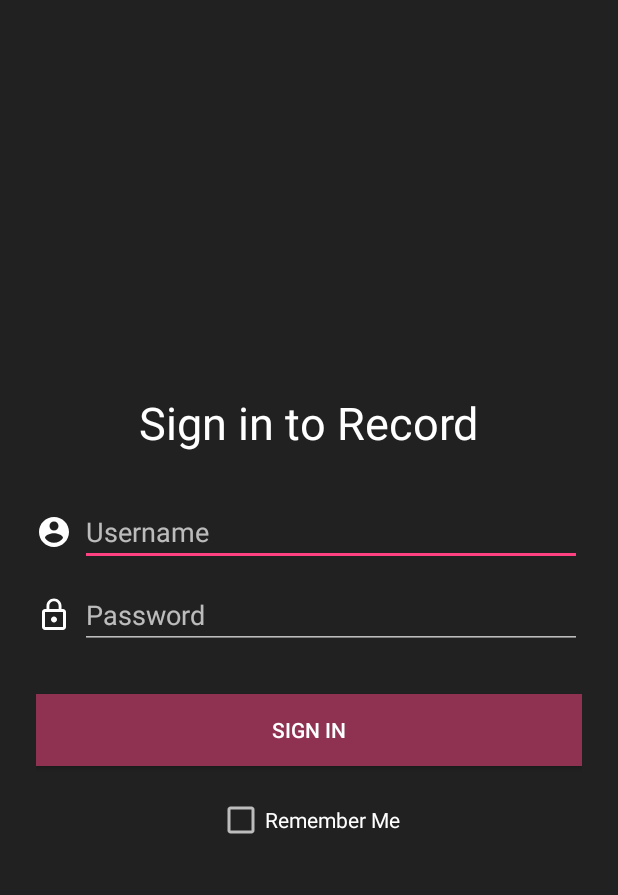
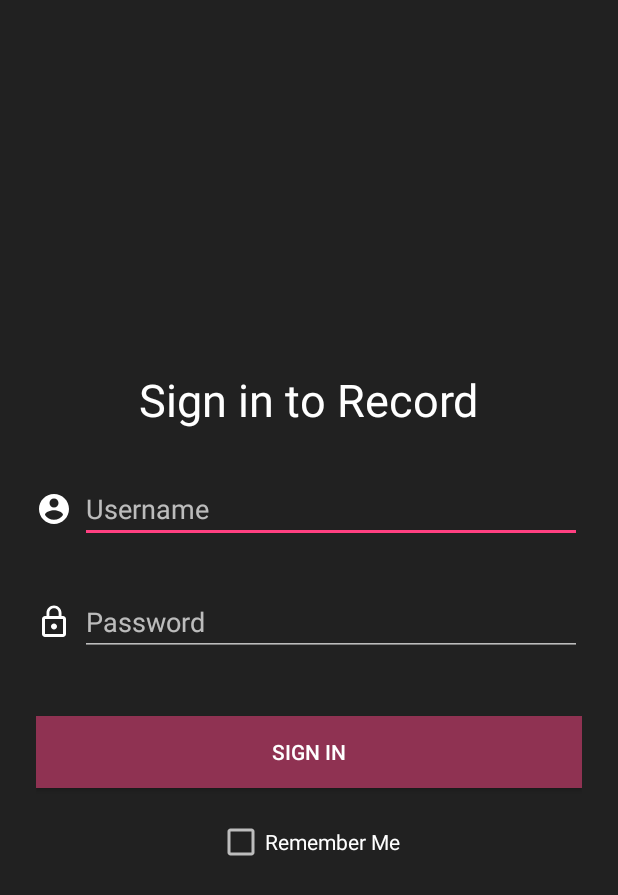
Before and after one commit to wipsi7/AudioStory, an Android app: the LoginActivity screen opened directly, with no data from a screen before it, on a phone screen of 412 x 824 dp. Shown: the top 895 px of the screen. Run offline under Robolectric (Android 15) with nearby library versions, the phone set to English and light mode, and no system bars; 2 statements that could not run were skipped.

Commit message:
Implemented loginActivity

```diff
--- a/app/src/main/AndroidManifest.xml
+++ b/app/src/main/AndroidManifest.xml
@@ -22,7 +22,7 @@
         android:icon="@mipmap/ic_launcher"
         android:label="@string/app_name"
         android:supportsRtl="true"
-        android:theme="@style/AppTheme">
+        android:theme="@style/MaterialDarkPink">
         <activity
             android:name=".activities.MainActivity"
             android:screenOrientation="portrait" />
--- a/app/src/main/java/fi/metropolia/audiostory/activities/LoginActivity.java
+++ b/app/src/main/java/fi/metropolia/audiostory/activities/LoginActivity.java
@@ -1,15 +1,123 @@
 package fi.metropolia.audiostory.activities;
 
+import android.content.Intent;
+import android.content.SharedPreferences;
 import android.os.Bundle;
 import android.support.v7.app.AppCompatActivity;
+import android.view.View;
+import android.widget.CheckBox;
+import android.widget.EditText;
+import android.widget.Toast;
 
 import fi.metropolia.audiostory.R;
+import fi.metropolia.audiostory.museum.Constant;
 
 public class LoginActivity extends AppCompatActivity {
+
+    private static final String PREFS_NAME = "remember_prefs";
+    private static final String PREF_USERNAME = "username";
+    private static final String PREF_PASSWORD = "password";
+    private static final String CHECKED = "checked";
+
+
+    private EditText etUser, etPass;
+    private CheckBox cbRemember;
+
+    private String user;
+    private String pass;
 
     @Override
     protected void onCreate(Bundle savedInstanceState) {
         super.onCreate(savedInstanceState);
         setContentView(R.layout.activity_login);
+
+
+        initViews();
+        init();
+
+        loadPreferences();
+    }
+
+    private void init() {
+        Bundle bundle = getIntent().getBundleExtra(Constant.EXTRA_BUNDLE_DATA);
+        user = bundle.getString(Constant.BUNDLE_USER);
+        pass = bundle.getString(Constant.BUNDLE_PASS);
+
+    }
+
+    private void initViews() {
+        etUser = (EditText)findViewById(R.id.login_activiy_et_user);
+        etPass = (EditText)findViewById(R.id.login_activity_et_password);
+        cbRemember = (CheckBox)findViewById(R.id.login_activity_cb_remember);
+    }
+
+
+    public void onSignClick(View v){
+        if(isFormValid()){
+            saveMe();
+            if(isAccountCorrect()){
+                signIn();
+            }
+        }
+    }
+
+    private void saveMe() {
+        if(cbRemember.isChecked()){
+            savePreferences(user, pass, true);
+        }else {
+            savePreferences(null, null, false);
+        }
+    }
+
+    private void signIn() {
+        Bundle bundle = getIntent().getBundleExtra(Constant.EXTRA_BUNDLE_DATA);
+        Intent i = new Intent(this, RecordingActivity.class);
+        i.putExtra(Constant.EXTRA_BUNDLE_DATA, bundle);
+
+        startActivity(i);
+    }
+
+    private boolean isAccountCorrect() {
+        if(user.equals(etUser.getText().toString().trim()) && pass.equals(etPass.getText().toString().trim())){
+            return true;
+        }
+        else {
+            Toast.makeText(getApplicationContext(),R.string.activity_login_error_wrong_user_or_pass, Toast.LENGTH_LONG).show();
+            return false;
+        }
+    }
+
+    private boolean isFormValid(){
+        boolean isUserEmpty = etUser.getText().toString().isEmpty();
+        boolean isPassEmpty = etPass.getText().toString().isEmpty();
+        if(isUserEmpty){
+            etUser.setError(getString(R.string.activity_login_error_field_emty));
+        }
+        if(isPassEmpty){
+            etPass.setError(getString(R.string.activity_login_error_field_emty));
+        }
+        return !(isPassEmpty || isUserEmpty);
+    }
+
+    public void savePreferences(String user, String pass , boolean remember_checkbox){
+        getSharedPreferences(PREFS_NAME,MODE_PRIVATE)
+                .edit()
+                .putString(PREF_USERNAME, user)
+                .putString(PREF_PASSWORD, pass)
+                .putBoolean(CHECKED, remember_checkbox)
+                .apply();
+    }
+
+    private void loadPreferences() {
+        SharedPreferences pref = getSharedPreferences(PREFS_NAME,MODE_PRIVATE);
+        String username = pref.getString(PREF_USERNAME, null);
+        String password = pref.getString(PREF_PASSWORD, null);
+        boolean checked = pref.getBoolean(CHECKED, false);
+
+        if(checked){
+            etUser.setText(username);
+            etPass.setText(password);
+            cbRemember.setChecked(true);
+        }
     }
 }
--- a/app/src/main/res/layout/activity_login.xml
+++ b/app/src/main/res/layout/activity_login.xml
@@ -23,22 +23,23 @@
             android:text="@string/activity_login_tv_sign"
             android:layout_width="wrap_content"
             android:layout_height="wrap_content"
-            android:id="@+id/textView2"
-            android:textSize="30sp"
+            android:id="@+id/login_activity_tv_sign_in"
             android:layout_gravity="center_horizontal"
-            android:layout_marginBottom="30dp" />
+            android:layout_marginBottom="30dp"
+            android:textAppearance="@style/TextAppearance.AppCompat.Large"
+            android:textSize="30sp" />
 
         <LinearLayout
             android:orientation="horizontal"
             android:layout_width="match_parent"
             android:layout_height="wrap_content"
-            android:layout_marginBottom="10dp">
+            android:layout_marginBottom="30dp">
 
             <ImageView
                 android:layout_width="wrap_content"
                 android:layout_height="wrap_content"
                 app:srcCompat="@drawable/ic_account_circle_white_24px"
-                android:id="@+id/imageView"
+                android:id="@+id/login_activity_iv_user"
                 android:layout_gravity="center_vertical"
                 android:contentDescription="@string/desc_user_account"
                 android:layout_marginEnd="5dp" />
@@ -47,7 +48,6 @@
                 android:layout_width="0dp"
                 android:layout_height="wrap_content"
                 android:inputType="textPersonName"
-                android:ems="10"
                 android:id="@+id/login_activiy_et_user"
                 android:hint="@string/activity_login_et_hint_user"
                 android:lines="1"
@@ -60,7 +60,7 @@
             android:orientation="horizontal"
             android:layout_width="match_parent"
             android:layout_height="wrap_content"
-            android:layout_marginBottom="20dp">
+            android:layout_marginBottom="30dp">
 
             <ImageView
                 android:layout_width="wrap_content"
@@ -68,7 +68,7 @@
                 android:layout_gravity="center_vertical"
 
                 app:srcCompat="@drawable/ic_lock_outline_white_24px"
-                android:id="@+id/imageView2"
+                android:id="@+id/login_activity_iv_pass"
                 android:contentDescription="@string/desc_user_password"
                 android:layout_marginEnd="5dp" />
 
@@ -76,7 +76,6 @@
                 android:layout_width="0dp"
                 android:layout_height="wrap_content"
                 android:inputType="textPassword"
-                android:ems="10"
                 android:id="@+id/login_activity_et_password"
                 android:hint="@string/activity_login_et_hint_password"
                 android:lines="1"
@@ -90,13 +89,14 @@
             android:text="@string/activity_login_btn_sign"
             android:background="@drawable/pink_button"
             android:layout_marginBottom="20dp"
-            android:layout_marginTop="10dp" />
+            android:layout_marginTop="10dp"
+            android:onClick="onSignClick" />
 
         <CheckBox
             android:text="@string/activity_login_cb_remember_"
             android:layout_width="wrap_content"
             android:layout_height="wrap_content"
-            android:id="@+id/checkBox"
+            android:id="@+id/login_activity_cb_remember"
             android:layout_gravity="center" />
     </LinearLayout>
 
--- a/app/src/main/res/layout/activity_main.xml
+++ b/app/src/main/res/layout/activity_main.xml
@@ -16,7 +16,8 @@
         android:textSize="32sp"
         android:layout_alignParentStart="false"
         android:layout_centerInParent="false"
-        android:layout_centerHorizontal="true" />
+        android:layout_centerHorizontal="true"
+        android:textAppearance="@style/TextAppearance.AppCompat.Large" />
 
     <LinearLayout
         android:layout_width="match_parent"
--- a/app/src/main/res/values/colors.xml
+++ b/app/src/main/res/values/colors.xml
@@ -1,8 +1,6 @@
 <?xml version="1.0" encoding="utf-8"?>
 <resources>
-    <color name="colorPrimary">#3F51B5</color>
-    <color name="colorPrimaryDark">#303F9F</color>
-    <color name="colorAccent">#FF4081</color>
+    <color name="colorAccent">#ff4081</color>
     <color name="black">#000000</color>
     <color name="active_pink">#fa3f7e</color>
     <color name="passive_pink">#8f3252</color>
--- a/app/src/main/res/values/strings.xml
+++ b/app/src/main/res/values/strings.xml
@@ -23,6 +23,8 @@
     <string name="activity_login_et_hint_user">Username</string>
     <string name="activity_login_et_hint_password">Password</string>
     <string name="activity_login_cb_remember_">Remember Me</string>
+    <string name="activity_login_error_field_emty">Empty field</string>
+    <string name="activity_login_error_wrong_user_or_pass">Wrong username or password</string>
 
     <string name="desc_user_account">User</string>
     <string name="desc_user_password">Password</string>
--- a/app/src/main/res/values/styles.xml
+++ b/app/src/main/res/values/styles.xml
@@ -1,13 +1,10 @@
 <resources>
 
     <!-- Base application theme. -->
-    <style name="AppTheme" parent="Theme.AppCompat.NoActionBar">
+    <style name="MaterialDarkPink" parent="Theme.AppCompat.NoActionBar" >
         <!-- Customize your theme here. -->
+        <item name="colorAccent">@color/colorAccent</item>
         <item name="android:windowBackground">@color/material_background</item>
-        <item name="android:textColor">@android:color/white</item>
-        <item name="colorPrimary">@color/black</item>
-        <item name="colorPrimaryDark">@color/black</item>
-        <item name="colorAccent">@color/colorAccent</item>
     </style>
 
 
@@ -15,4 +12,6 @@
         <item name="android:background">@color/black</item>
     </style>
 
+
+
 </resources>
```
